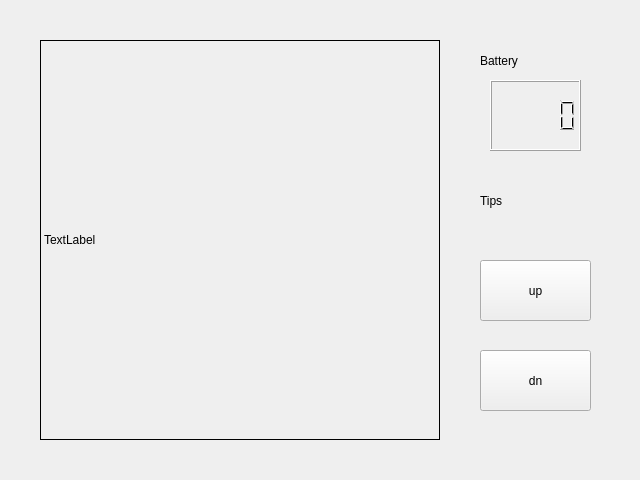
546964285/qt_osd_v4l2, file mainwindow.ui: the form before one commit.
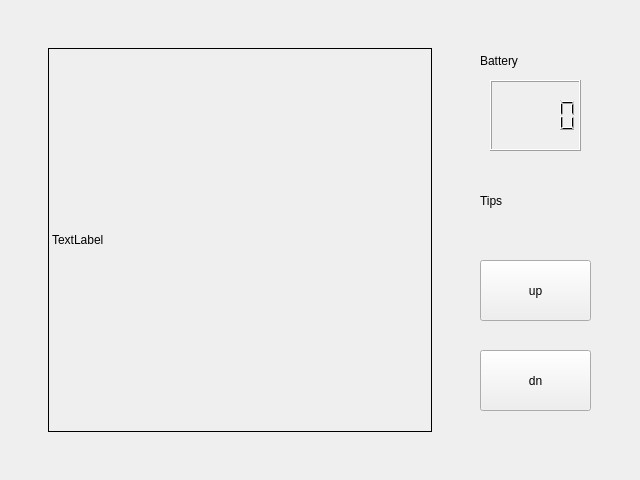
The form after the commit. Custom widgets are drawn as their Qt base class.

The edit to the form file:
```diff
--- a/mainwindow.ui
+++ b/mainwindow.ui
@@ -17,10 +17,10 @@
    <widget class="QGxImage" name="label">
     <property name="geometry">
      <rect>
-      <x>40</x>
-      <y>40</y>
-      <width>400</width>
-      <height>400</height>
+      <x>48</x>
+      <y>48</y>
+      <width>384</width>
+      <height>384</height>
      </rect>
     </property>
     <property name="frameShape">
```
